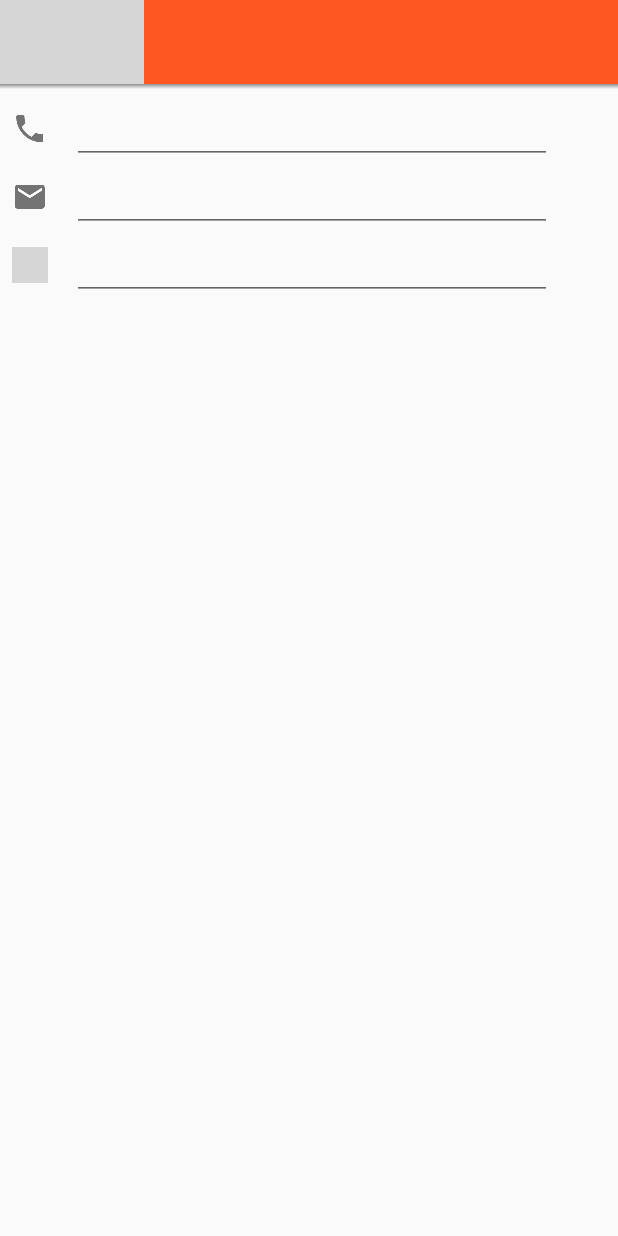
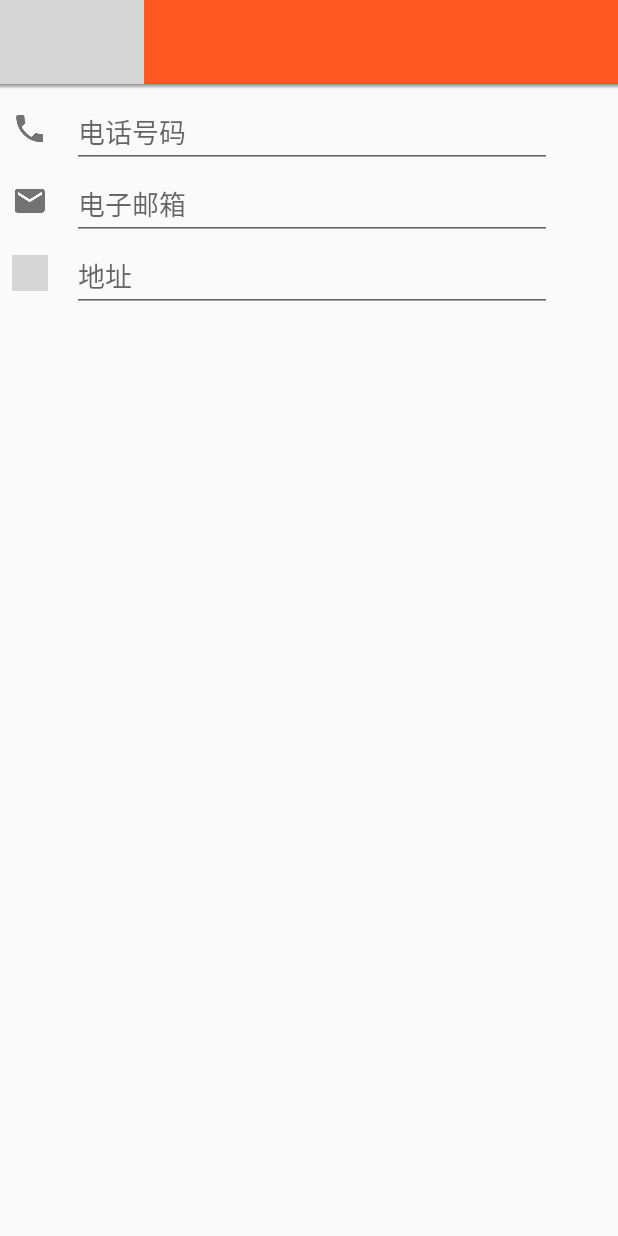
Before and after one commit to Ghostish/MyContacts, an Android app: the EditContactActivity screen opened directly, with no data from a screen before it, on a phone screen of 412 x 824 dp. Run offline under Robolectric (Android 15) with nearby library versions, the phone set to English and light mode, and no system bars; grey boxes are pictures that could not be loaded.

Commit message:
"add custom common editor view group"

```diff
--- a/app/src/main/java/learn/android/kangel/mycontacts/ContactCommonEditorView.java
+++ b/app/src/main/java/learn/android/kangel/mycontacts/ContactCommonEditorView.java
@@ -3,15 +3,16 @@ package learn.android.kangel.mycontacts;
 import android.animation.ValueAnimator;
 import android.content.Context;
 import android.content.res.TypedArray;
-import android.support.v4.view.ViewCompat;
 import android.text.Editable;
+import android.text.InputFilter;
+import android.text.InputType;
 import android.text.TextUtils;
 import android.text.TextWatcher;
 import android.util.AttributeSet;
 import android.view.LayoutInflater;
 import android.view.View;
 import android.view.ViewGroup;
-import android.widget.Adapter;
+import android.view.inputmethod.EditorInfo;
 import android.widget.AdapterView;
 import android.widget.ArrayAdapter;
 import android.widget.EditText;
@@ -24,13 +25,15 @@ import android.widget.TextView;
 
 import java.util.ArrayList;
 import java.util.Arrays;
-import java.util.Collections;
 import java.util.List;
 
 /**
  * Created by Kangel on 2016/4/6.
  */
 public class ContactCommonEditorView extends RelativeLayout {
+    public final static int TYPE_PHONE = 0;
+    public final static int TYPE_EMAIL = 1;
+    public final static int TYPE_ADDRESS = 2;
     private ImageView mTypeIcon;
     private ImageButton mDeleteButton;
     private EditText mInputFiled;
@@ -65,6 +68,14 @@ public class ContactCommonEditorView extends RelativeLayout {
         mInputFiled = (EditText) findViewById(R.id.input_field);
         mTypeSpinner = (Spinner) findViewById(R.id.type_spinner);
 
+        mDeleteButton.setOnClickListener(new OnClickListener() {
+            @Override
+            public void onClick(View v) {
+                if (getParent() instanceof ContactEditorViewGroup) {
+                    ((ContactEditorViewGroup) getParent()).onChildDeleteClick(ContactCommonEditorView.this);
+                }
+            }
+        });
         mTypeSpinner.setOnItemSelectedListener(new AdapterView.OnItemSelectedListener() {
             @Override
             public void onItemSelected(AdapterView<?> parent, View view, int position, long id) {
@@ -90,29 +101,20 @@ public class ContactCommonEditorView extends RelativeLayout {
                      */
                     mTypeSpinner.setVisibility(VISIBLE);
                     mTypeSpinner.measure(MeasureSpec.UNSPECIFIED, MeasureSpec.UNSPECIFIED);
-                    ValueAnimator animator = ValueAnimator.ofInt(0, mTypeSpinner.getMeasuredHeight());
-                    animator.addUpdateListener(new ValueAnimator.AnimatorUpdateListener() {
-                        @Override
-                        public void onAnimationUpdate(ValueAnimator animation) {
-                            int currHeight = (int) animation.getAnimatedValue();
-                            ViewGroup.LayoutParams lp = mTypeSpinner.getLayoutParams();
-                            lp.height = currHeight;
-                            mTypeSpinner.setLayoutParams(lp);
-                        }
-                    });
-                    animator.setDuration(300).start();
+                    AnimationUtil.slide(mTypeSpinner, 0, mTypeSpinner.getMeasuredHeight());
                 }
             }
         });
         mInputFiled.addTextChangedListener(new TextWatcher() {
             @Override
             public void beforeTextChanged(CharSequence s, int start, int count, int after) {
-
             }
 
             @Override
             public void onTextChanged(CharSequence s, int start, int before, int count) {
-
+                if (getParent() instanceof ContactEditorViewGroup) {
+                    ((ContactEditorViewGroup) getParent()).onChildTextChange(ContactCommonEditorView.this,s,before,count);
+                }
             }
 
             @Override
@@ -127,19 +129,22 @@ public class ContactCommonEditorView extends RelativeLayout {
         super.onAttachedToWindow();
 
         switch (mType) {
-            case 0:
+            case TYPE_PHONE:
+                mInputFiled.setHint(R.string.hint_number);
+                mInputFiled.setInputType(InputType.TYPE_CLASS_PHONE);
                 typeStrings = new ArrayList<>(Arrays.asList(getResources().getStringArray(R.array.phone_type)));
                 break;
-            case 1:
+            case TYPE_EMAIL:
+                mInputFiled.setHint(R.string.hint_email);
                 typeStrings = new ArrayList<>(Arrays.asList(getResources().getStringArray(R.array.email_type)));
                 break;
-            case 2:
+            case TYPE_ADDRESS:
+                mInputFiled.setHint(R.string.hint_address);
                 typeStrings = new ArrayList<>(Arrays.asList(getResources().getStringArray(R.array.address_type)));
                 break;
         }
         SpinnerAdapter adapter = new ArrayAdapter<>(getContext(), android.R.layout.simple_spinner_item, typeStrings);
         mTypeSpinner.setAdapter(adapter);
-        TextView t = (TextView) mTypeSpinner.findViewById(android.R.id.text1);
         mTypeSpinner.setVisibility(isCollapsed ? GONE : VISIBLE);
         mDeleteButton.setVisibility(TextUtils.isEmpty(mInputFiled.getText()) ? INVISIBLE : VISIBLE);
         if (shouldShowIcon) {
--- /dev/null
+++ b/app/src/main/java/learn/android/kangel/mycontacts/ContactEditorViewGroup.java
@@ -0,0 +1,114 @@
+package learn.android.kangel.mycontacts;
+
+import android.content.Context;
+import android.content.res.TypedArray;
+import android.text.TextUtils;
+import android.util.AttributeSet;
+import android.widget.EditText;
+import android.widget.LinearLayout;
+
+import java.util.ArrayList;
+import java.util.LinkedList;
+import java.util.List;
+import java.util.Stack;
+
+/**
+ * Created by Kangel on 2016/4/8.
+ */
+public class ContactEditorViewGroup extends LinearLayout {
+    private List<EditText> mInputFields = new ArrayList<>();
+    private int mType;
+    private Stack<ContactCommonEditorView> recycleChildren = new Stack<>();
+    private List<ContactCommonEditorView> currChildren = new LinkedList<>();
+
+    public interface onChildTextChangeListener {
+        void onTextChanged(ContactCommonEditorView child, CharSequence s, int before, int count);
+    }
+
+    private interface onChildFocusChangeListener {
+        void onFocusChanged(ContactCommonEditorView child, boolean hasFocus);
+    }
+    private interface onChildDeleteClickListener{
+        void onChildDeleteClick(ContactCommonEditorView child);
+    }
+
+    private onChildDeleteClickListener mOnChildDeleteClickListener = new onChildDeleteClickListener() {
+        @Override
+        public void onChildDeleteClick(ContactCommonEditorView child) {
+            if (currChildren.size()>2) {
+                removeEditor(child);
+            }else {
+                currChildren.get(0).getInputFiled().setText("");
+                currChildren.get(0).setShouldShowIcon(true);
+            }
+        }
+    };
+    private onChildTextChangeListener mOnChildTextChangeListener = new onChildTextChangeListener() {
+        @Override
+        public void onTextChanged(ContactCommonEditorView child, CharSequence s, int before, int count) {
+            if (before == 0 && count != 0) {
+                /**
+                 * check if the child is the last one,add a new child if so
+                 */
+                if (currChildren.get(currChildren.size() - 1).equals(child)) {
+                    addEditor();
+                }
+            }
+            if (s.length()==0) {
+                int i = 0;
+                for (; i < getChildCount(); i++) {
+                    if (child.equals(getChildAt(i))) {
+                        break;
+                    }
+                }
+                if (i + 1 < getChildCount() && TextUtils.isEmpty(((ContactCommonEditorView) getChildAt(i + 1)).getInputText())) {
+                    removeEditor((ContactCommonEditorView) getChildAt(i + 1));
+                }
+            }
+        }
+    };
+
+    public ContactEditorViewGroup(Context context) {
+        this(context, null);
+    }
+
+    public ContactEditorViewGroup(Context context, AttributeSet attrs) {
+        this(context, attrs, 0);
+    }
+
+    public ContactEditorViewGroup(Context context, AttributeSet attrs, int defStyleAttr) {
+        super(context, attrs, defStyleAttr);
+        setOrientation(LinearLayout.VERTICAL);
+
+        TypedArray a = context.getTheme().obtainStyledAttributes(attrs, R.styleable.ContactEditorViewGroup, 0, 0);
+        mType = a.getInteger(R.styleable.ContactEditorViewGroup_dataType, ContactCommonEditorView.TYPE_PHONE);
+        a.recycle();
+    }
+
+    public void addEditor() {
+        ContactCommonEditorView child = recycleChildren.isEmpty() ? new ContactCommonEditorView(getContext()) : recycleChildren.pop();
+        child.setType(mType);
+        child.getInputFiled().setText("");
+        if (getChildCount() == 0) {
+            child.setShouldShowIcon(true);
+        }else {
+            child.setShouldShowIcon(false);
+        }
+        currChildren.add(child);
+        addView(child);
+    }
+
+    public void removeEditor(ContactCommonEditorView child) {
+        currChildren.remove(child);
+        removeView(child);
+        recycleChildren.add(child);
+    }
+
+    public void onChildTextChange(ContactCommonEditorView child, CharSequence s, int before, int count) {
+        mOnChildTextChangeListener.onTextChanged(child, s, before, count);
+    }
+
+    public void onChildDeleteClick(ContactCommonEditorView child) {
+        mOnChildDeleteClickListener.onChildDeleteClick(child);
+    }
+}
--- a/app/src/main/java/learn/android/kangel/mycontacts/activities/EditContactActivity.java
+++ b/app/src/main/java/learn/android/kangel/mycontacts/activities/EditContactActivity.java
@@ -6,6 +6,7 @@ import android.support.v7.widget.LinearLayoutManager;
 import android.support.v7.widget.RecyclerView;
 
 import learn.android.kangel.mycontacts.ContactCommonEditorView;
+import learn.android.kangel.mycontacts.ContactEditorViewGroup;
 import learn.android.kangel.mycontacts.R;
 import learn.android.kangel.mycontacts.adapters.EditFieldAdapter;
 
@@ -17,8 +18,12 @@ public class EditContactActivity extends AppCompatActivity {
     protected void onCreate(Bundle savedInstanceState) {
         super.onCreate(savedInstanceState);
         setContentView(R.layout.activity_edit_contact);
-        ContactCommonEditorView v = (ContactCommonEditorView) findViewById(R.id.address);
-        v.setShouldShowIcon(true);
+        ContactEditorViewGroup v1 = (ContactEditorViewGroup) findViewById(R.id.phone);
+        v1.addEditor();
+        ContactEditorViewGroup v2 = (ContactEditorViewGroup) findViewById(R.id.email);
+        v2.addEditor();
+        ContactEditorViewGroup v3 = (ContactEditorViewGroup) findViewById(R.id.address);
+        v3.addEditor();
         /*RecyclerView recyclerView = (RecyclerView) findViewById(R.id.recycler_view);
         recyclerView.setLayoutManager(new LinearLayoutManager(this));
         EditFieldAdapter adapter = new EditFieldAdapter(this);
--- a/app/src/main/res/layout/activity_edit_contact.xml
+++ b/app/src/main/res/layout/activity_edit_contact.xml
@@ -18,34 +18,36 @@
         android:layout_width="match_parent"
         android:layout_height="match_parent">
 
+        <ScrollView
+            android:layout_width="match_parent"
+            android:layout_height="wrap_content">
+
             <LinearLayout
                 android:layout_width="match_parent"
                 android:layout_height="wrap_content"
                 android:orientation="vertical"
                 android:padding="8dp">
 
-            <learn.android.kangel.mycontacts.ContactCommonEditorView
+                <learn.android.kangel.mycontacts.ContactEditorViewGroup
+                    android:id="@+id/phone"
                     android:layout_width="match_parent"
                     android:layout_height="wrap_content"
-                app:dataType="phone"
-                app:isCollapsed="true"
-                app:shouldShowIcon="true" />
+                    app:dataType="phone" />
 
-            <learn.android.kangel.mycontacts.ContactCommonEditorView
+                <learn.android.kangel.mycontacts.ContactEditorViewGroup
+                    android:id="@+id/email"
                     android:layout_width="match_parent"
                     android:layout_height="wrap_content"
-                app:dataType="email"
-                app:isCollapsed="true"
-                app:shouldShowIcon="true" />
+                    app:dataType="email" />
 
-            <learn.android.kangel.mycontacts.ContactCommonEditorView
+                <learn.android.kangel.mycontacts.ContactEditorViewGroup
                     android:id="@+id/address"
                     android:layout_width="match_parent"
                     android:layout_height="wrap_content"
-                app:dataType="address"
-                app:isCollapsed="true"
-                app:shouldShowIcon="false" />
+                    app:dataType="address" />
             </LinearLayout>
+        </ScrollView>
+
 
         <View
             android:layout_width="match_parent"
--- a/app/src/main/res/layout/item_edit_file.xml
+++ b/app/src/main/res/layout/item_edit_file.xml
@@ -15,6 +15,7 @@
         android:id="@+id/type_spinner"
         style="@style/Widget.AppCompat.Spinner.Underlined"
         android:layout_width="wrap_content"
+        android:paddingStart="0dp"
         android:layout_height="wrap_content"
         android:layout_below="@+id/input_field"
         android:layout_toEndOf="@+id/type_icon"
--- a/app/src/main/res/values/attrs.xml
+++ b/app/src/main/res/values/attrs.xml
@@ -10,5 +10,8 @@
         <attr name="isCollapsed" format="boolean" />
         <attr name="shouldShowIcon" format="boolean" />
     </declare-styleable>
+    <declare-styleable name="ContactEditorViewGroup">
+        <attr name="dataType"/>
+    </declare-styleable>
 
 </resources>
--- a/app/src/main/res/values/strings.xml
+++ b/app/src/main/res/values/strings.xml
@@ -19,4 +19,7 @@
     <string name="toast_contact_deleted">删除成功</string>
     <string name="warm_sms">关怀短信</string>
     <string name="name">姓名</string>
+    <string name="hint_email">电子邮箱</string>
+    <string name="hint_address">地址</string>
+    <string name="hint_number">电话号码</string>
 </resources>
```
Also changed, not shown: app/src/main/java/learn/android/kangel/mycontacts/AnimationUtil.java (added, +24 -0 lines), 18 other files. Lines whose indentation alone changed are shown as unchanged.
